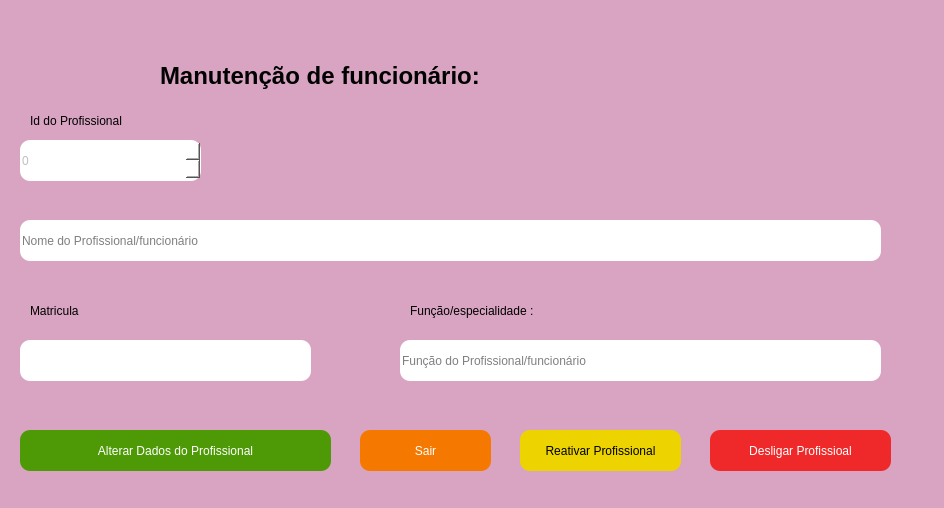
JVwolfart/PROJETO-SALAO-JOVEM-PROGRAMADOR, file telas_duda/manut_profissional.ui: the form before one commit.
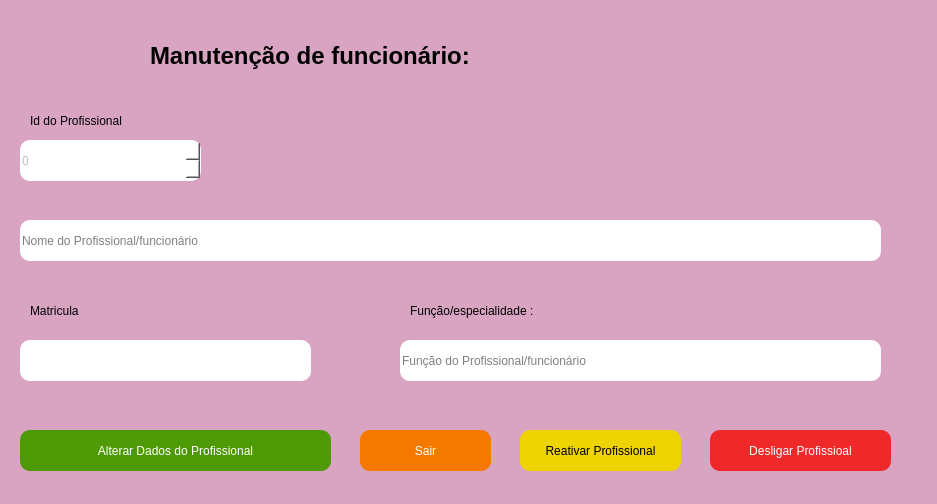
The form after the commit. Icons and pictures are not drawn.

```diff
--- a/telas_duda/manut_profissional.ui
+++ b/telas_duda/manut_profissional.ui
@@ -12,10 +12,22 @@
    <rect>
     <x>0</x>
     <y>0</y>
-    <width>944</width>
-    <height>508</height>
+    <width>937</width>
+    <height>504</height>
    </rect>
   </property>
+  <property name="minimumSize">
+   <size>
+    <width>937</width>
+    <height>504</height>
+   </size>
+  </property>
+  <property name="maximumSize">
+   <size>
+    <width>947</width>
+    <height>514</height>
+   </size>
+  </property>
   <property name="font">
    <font>
     <pointsize>14</pointsize>
@@ -303,8 +315,8 @@
    <widget class="QLabel" name="label_4">
     <property name="geometry">
      <rect>
-      <x>160</x>
-      <y>50</y>
+      <x>150</x>
+      <y>30</y>
       <width>461</width>
       <height>51</height>
      </rect>
```
